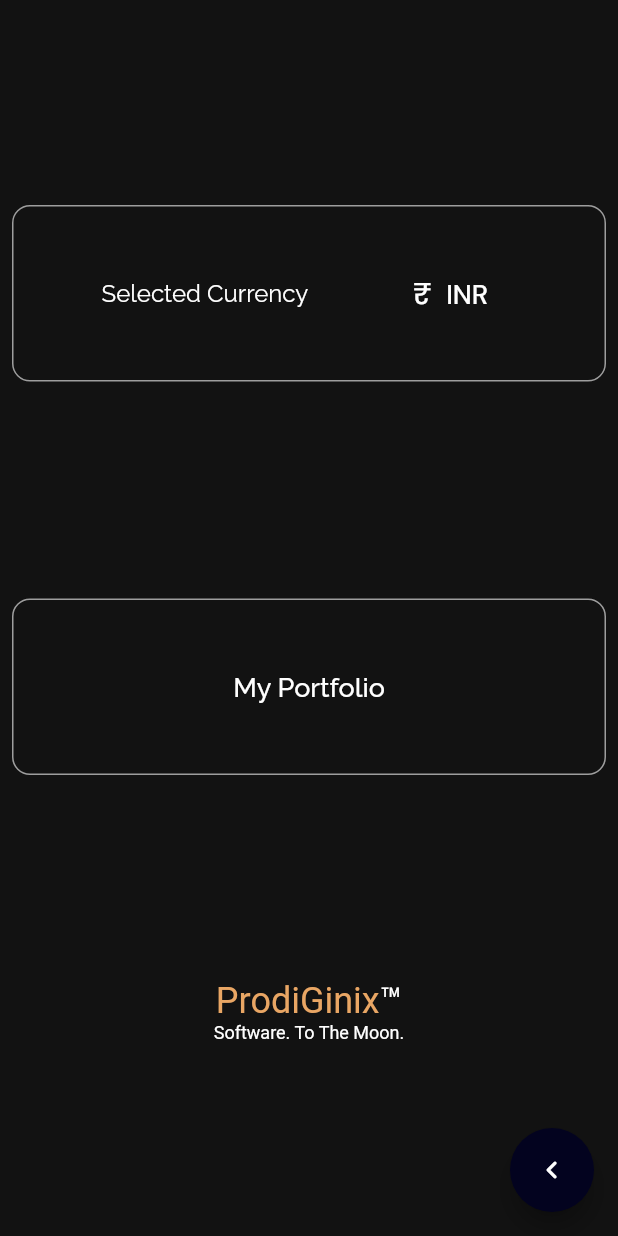
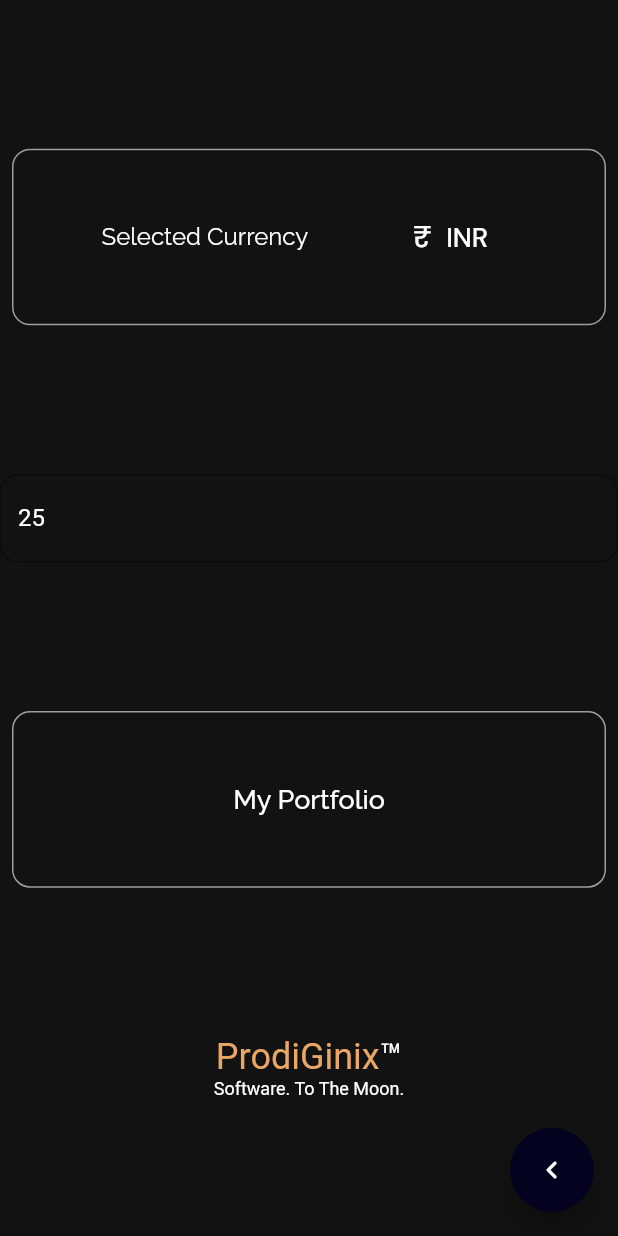
Before and after one commit to gautam7-github/CryptoGet_2, a Flutter app: the CoinPage screen opened directly, after a tap on the "more vert" icon, on a phone screen of 412 x 824 dp. Run offline on Flutter 3.47's test engine with Material 2 defaults, Android fonts, the phone set to English and light mode, and no system bars; our stand-ins replace get, google_fonts; missing offline and left inert: currency_picker; network calls fail; Roboto replaces fonts that are missing (Antic, Limelight).

Commit message:
update added textfield to change number of cryptos

```diff
--- a/crypto_tracker_app/lib/main.dart
+++ b/crypto_tracker_app/lib/main.dart
@@ -7,7 +7,6 @@ import 'package:get/get_navigation/get_navigation.dart';
 void main(List<String> args) {
   SystemChrome.setSystemUIOverlayStyle(
     SystemUiOverlayStyle(
-      statusBarBrightness: Brightness.light,
       statusBarColor: Colors.transparent,
       statusBarIconBrightness: Brightness.light,
     ),
--- a/crypto_tracker_app/lib/src/screens/coinscreen.dart
+++ b/crypto_tracker_app/lib/src/screens/coinscreen.dart
@@ -3,7 +3,6 @@ import 'package:crypto_tracker_app/src/network/network.dart';
 import 'package:crypto_tracker_app/src/screens/settingscreen.dart';
 import 'package:flutter/material.dart';
 import 'package:flutter/cupertino.dart';
-import 'package:flutter/services.dart';
 import 'package:get/get.dart';
 import 'package:google_fonts/google_fonts.dart';
 import 'coincard.dart';
@@ -25,6 +24,7 @@ class _CoinPageState extends State<CoinPage> {
   Widget build(BuildContext context) {
     return Scaffold(
       appBar: AppBar(
+        brightness: Brightness.light,
         title: Text(
           "CryptoGet".toUpperCase(),
           style: GoogleFonts.raleway(
--- a/crypto_tracker_app/lib/src/screens/settingscreen.dart
+++ b/crypto_tracker_app/lib/src/screens/settingscreen.dart
@@ -17,6 +17,7 @@ class SettingsScreen extends StatefulWidget {
 class _SettingsScreenState extends State<SettingsScreen> {
   var _symbol = settingService.symbol;
   var _currency = settingService.currency;
+  var _numController = TextEditingController(text: "25");
   @override
   Widget build(BuildContext context) {
     return Scaffold(
@@ -136,6 +137,27 @@ class _SettingsScreenState extends State<SettingsScreen> {
                     ],
                   ),
                 ),
+                TextField(
+                  decoration: InputDecoration(
+                    border: OutlineInputBorder(
+                      borderRadius: BorderRadius.all(Radius.circular(12)),
+                    ),
+                    fillColor: Colors.white,
+                  ),
+                  style: TextStyle(
+                    color: Colors.white,
+                  ),
+                  keyboardAppearance: Brightness.light,
+                  cursorColor: Colors.white,
+                  controller: _numController,
+                  keyboardType: TextInputType.number,
+                  onSubmitted: (num) {
+                    print(num);
+                  },
+                  onTap: () {
+                    _numController.clear();
+                  },
+                ),
                 Container(
                   margin: EdgeInsets.all(8),
                   padding: EdgeInsets.all(8),
```
